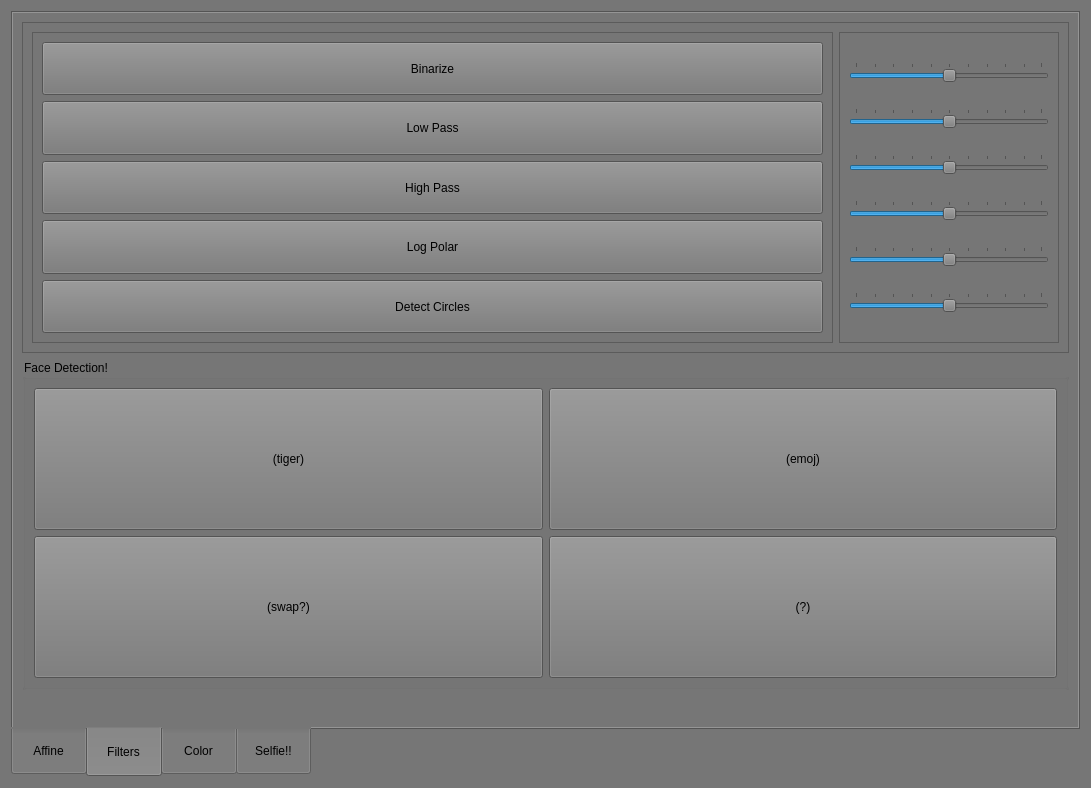
First picture: the form in App/ImageRIT/panel.ui, repository natedileas/ImageRIT, before the edit.
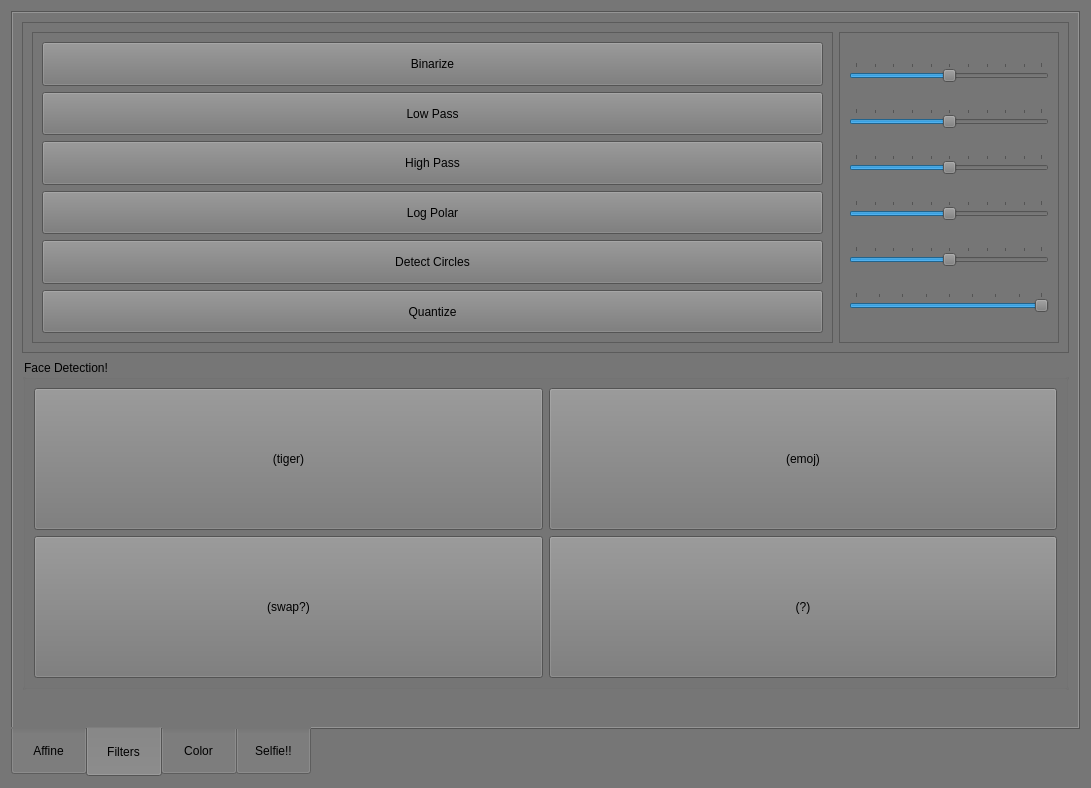
Second picture: the form after the edit. Icons and pictures are not drawn.

The edit to the form file:
```diff
--- a/App/ImageRIT/panel.ui
+++ b/App/ImageRIT/panel.ui
@@ -368,6 +368,22 @@
                </property>
               </widget>
              </item>
+             <item>
+              <widget class="QPushButton" name="quantize_b">
+               <property name="sizePolicy">
+                <sizepolicy hsizetype="Expanding" vsizetype="Expanding">
+                 <horstretch>0</horstretch>
+                 <verstretch>0</verstretch>
+                </sizepolicy>
+               </property>
+               <property name="text">
+                <string>Quantize</string>
+               </property>
+               <property name="checkable">
+                <bool>true</bool>
+               </property>
+              </widget>
+             </item>
             </layout>
            </widget>
           </item>
@@ -542,8 +558,14 @@
                  <height>0</height>
                 </size>
                </property>
+               <property name="minimum">
+                <number>1</number>
+               </property>
+               <property name="maximum">
+                <number>256</number>
+               </property>
                <property name="value">
-                <number>50</number>
+                <number>256</number>
                </property>
                <property name="orientation">
                 <enum>Qt::Horizontal</enum>
@@ -552,7 +574,7 @@
                 <enum>QSlider::TicksAbove</enum>
                </property>
                <property name="tickInterval">
-                <number>10</number>
+                <number>32</number>
                </property>
               </widget>
              </item>
```
Left out of the diff: 2 changed lines with no effect on the pictures.
